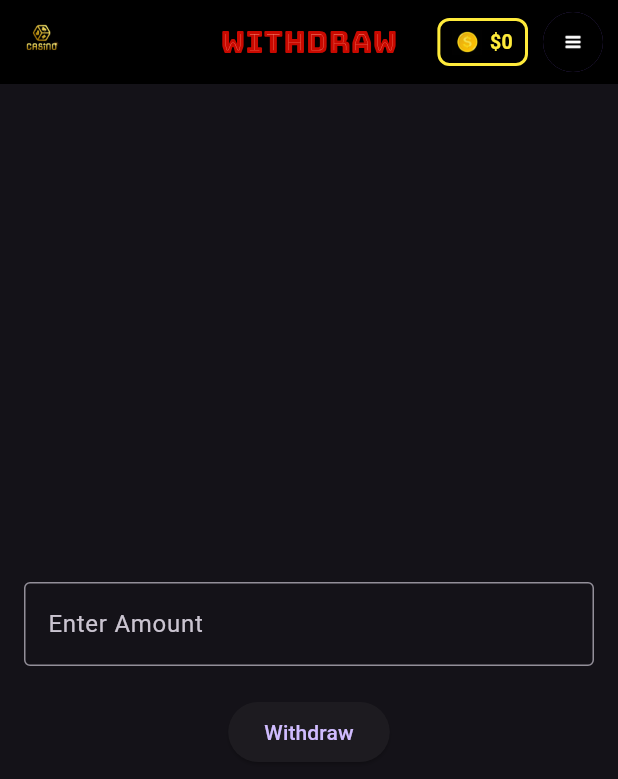
After one commit to theinfiniteprins/casino, a Flutter app: the WithdrawPage screen opened directly, on a phone screen of 412 x 824 dp. The commit adds this screen. Shown: the top 779 px of the screen. Run offline on Flutter 3.47's test engine with Material 3 defaults, Android fonts, the phone set to English and light mode, and no system bars; our stand-ins replace cloud_firestore, firebase_auth, firebase_core, shared_preferences; accounts and stored records are empty.

Commit message:
Added some pages and added app icon

```diff
--- /dev/null
+++ b/lib/WithdrawPage.dart
@@ -0,0 +1,140 @@
+import 'package:flutter/material.dart';
+import 'package:cloud_firestore/cloud_firestore.dart';
+import 'package:firebase_auth/firebase_auth.dart';
+import 'custom_app_bar.dart';
+
+class WithdrawPage extends StatefulWidget {
+  @override
+  _WithdrawPageState createState() => _WithdrawPageState();
+}
+
+class _WithdrawPageState extends State<WithdrawPage> {
+  TextEditingController amountController = TextEditingController();
+  FirebaseFirestore firestore = FirebaseFirestore.instance;
+  User? user = FirebaseAuth.instance.currentUser;
+  int balance = 0;
+
+  @override
+  void initState() {
+    super.initState();
+    _getUserBalance();  // Fetch the current balance on page load
+  }
+
+  @override
+  void dispose() {
+    amountController.dispose();
+    super.dispose();
+  }
+
+  // Fetch the user's current balance from Firebase
+  Future<void> _getUserBalance() async {
+    try {
+      if (user != null) {
+        DocumentSnapshot doc = await firestore.collection('users').doc(user!.uid).get();
+        var data = doc.data() as Map<String, dynamic>?;
+        if (data != null && data.containsKey('balance')) {
+          setState(() {
+            balance = data['balance'];
+          });
+        }
+      }
+    } catch (e) {
+      print('Error fetching user balance: $e');
+    }
+  }
+
+  // Update the user's balance in Firebase after withdrawal
+  Future<void> _withdrawAmount(int amount) async {
+    try {
+      if (user != null) {
+        if (amount <= balance) {
+          await firestore.collection('users').doc(user!.uid).update({
+            'balance': FieldValue.increment(-amount),  // Decrease balance by amount
+          });
+          setState(() {
+            balance -= amount;  // Update the local balance
+          });
+          ScaffoldMessenger.of(context).showSnackBar(
+            SnackBar(content: Text("Withdrew ₹${amount} successfully!")),
+          );
+        } else {
+          ScaffoldMessenger.of(context).showSnackBar(
+            SnackBar(content: Text("Insufficient balance")),
+          );
+        }
+      }
+    } catch (e) {
+      print('Error updating balance: $e');
+      ScaffoldMessenger.of(context).showSnackBar(
+        SnackBar(content: Text("Failed to withdraw amount")),
+      );
+    }
+  }
+
+  @override
+  Widget build(BuildContext context) {
+    return Scaffold(
+      appBar: CustomAppBar(
+        title: 'Withdraw',
+        menuItems: [
+          PopupMenuItem<String>(
+            value: 'Profile',
+            child: Text('Profile'),
+          ),
+          PopupMenuItem<String>(
+            value: 'History',
+            child: Text('History'),
+          ),
+          PopupMenuItem<String>(
+            value: 'Deposit',
+            child: Text('Deposit'),
+          ),
+          PopupMenuItem<String>(
+            value: 'Withdraw',
+            child: Text('Withdraw'),
+          ),
+          PopupMenuItem<String>(
+            value: 'bets',
+            child: Text('Cricket Bets'),
+          ),
+          PopupMenuItem<String>(
+            value: 'Sign Out',
+            child: Text('Sign Out'),
+          ),
+        ],
+      ),
+      body: Padding(
+        padding: const EdgeInsets.all(16.0),
+        child: Column(
+          mainAxisAlignment: MainAxisAlignment.center,
+          crossAxisAlignment: CrossAxisAlignment.center,
+          children: [
+            SizedBox(height: 20),
+            TextField(
+              controller: amountController,
+              keyboardType: TextInputType.number,
+              decoration: InputDecoration(
+                labelText: 'Enter Amount',
+                border: OutlineInputBorder(),
+              ),
+            ),
+            SizedBox(height: 20),
+            ElevatedButton(
+              onPressed: () {
+                int amount = int.tryParse(amountController.text) ?? 0;
+                if (amount > 0) {
+                  _withdrawAmount(amount);  // Update the user's balance in Firebase
+                } else {
+                  ScaffoldMessenger.of(context).showSnackBar(
+                    SnackBar(content: Text("Please enter a valid amount")),
+                  );
+                }
+              },
+              child: Text('Withdraw'),
+            ),
+          ],
+        ),
+      ),
+    );
+  }
+}
```
Also changed, not shown: lib/DepositPage.dart (added, +134 -0 lines), lib/custom_app_bar.dart (+6 -3 lines), lib/profile_page.dart (added, +105 -0 lines), 5 other files.
